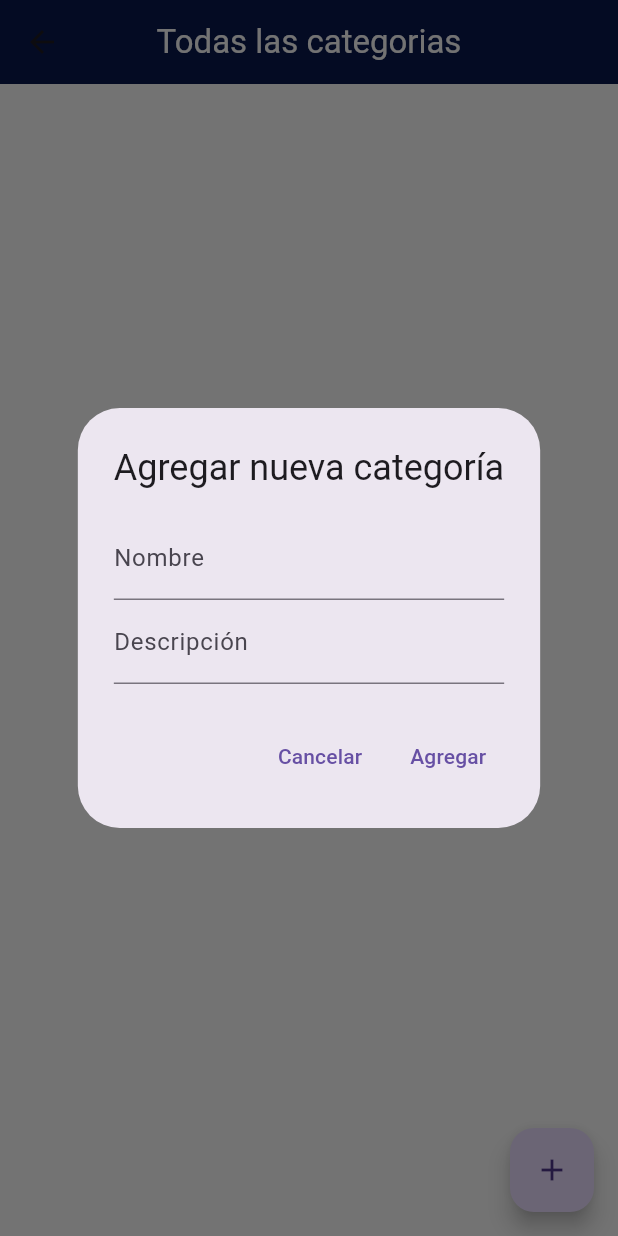
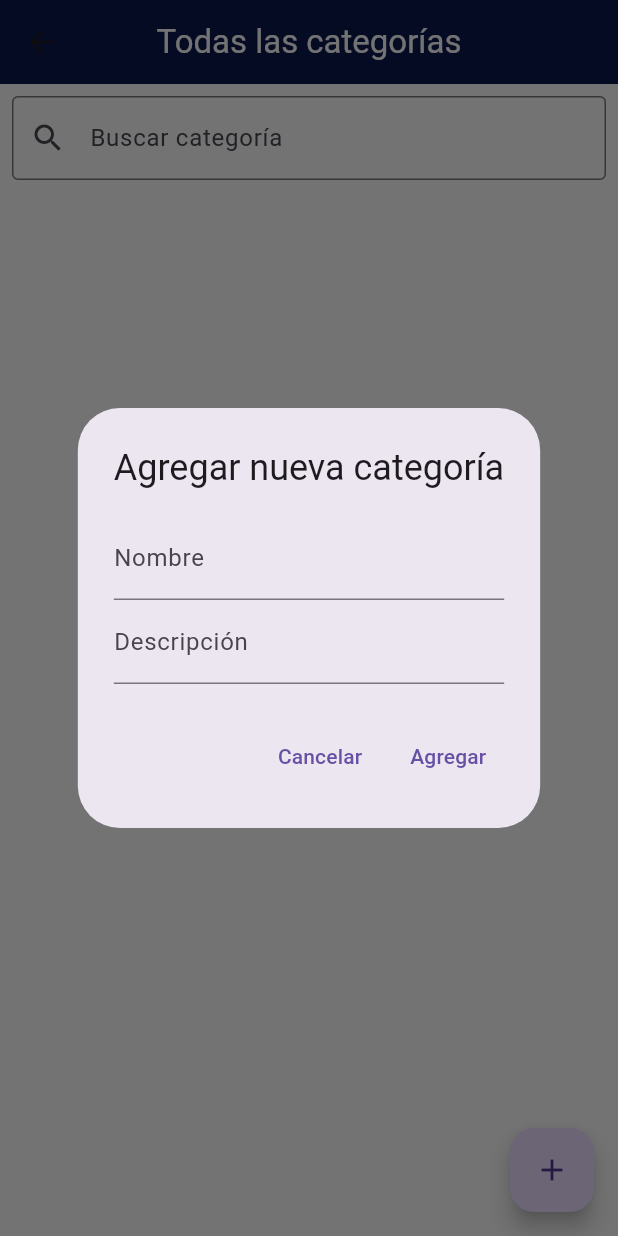
Before and after one commit to nicfabi/app, a Flutter app: the CategoriesList screen opened directly, after a tap on the "add" icon, on a phone screen of 412 x 824 dp. Run offline on Flutter 3.47's test engine with Material 3 defaults, Android fonts, the phone set to English and light mode, and no system bars; our stand-ins replace flutter_dotenv, get, progress_dialog_null_safe; missing offline and left inert: flutter_barcode_scanner; network calls fail.

Commit message:
filtros para productos, categorias y proveedores

```diff
--- a/lib/categories/categories_list.dart
+++ b/lib/categories/categories_list.dart
@@ -1,4 +1,5 @@
 // ignore_for_file: avoid_print
+import 'package:app/categories/categories_card.dart';
 import 'package:app/categories/categories_service.dart';
 import 'package:flutter/material.dart';
 import 'package:get/get.dart';
@@ -12,6 +13,9 @@ class CategoriesList extends StatefulWidget {
 
 class _CategoriesListState extends State<CategoriesList> {
   Future<List<Widget>>? _futureCategories;
+  List<Widget> _allCategories = [];
+  List<Widget> _filteredCategories = [];
+  String _searchQuery = '';
 
   @override
   void initState() {
@@ -26,6 +30,26 @@ class _CategoriesListState extends State<CategoriesList> {
           loadCategories_add();
         },
       );
+      _futureCategories!.then((categories) {
+        setState(() {
+          _allCategories = categories;
+          _filteredCategories = _allCategories;
+        });
+      });
+    });
+  }
+
+  void _filterCategories(String query) {
+    setState(() {
+      _searchQuery = query.toLowerCase();
+      _filteredCategories = _allCategories
+          .where((categoryWidget) {
+            if (categoryWidget is CategoriesCard) {
+              return categoryWidget.name.toLowerCase().contains(_searchQuery);
+            }
+            return false;
+          })
+          .toList();
     });
   }
 
@@ -33,22 +57,40 @@ class _CategoriesListState extends State<CategoriesList> {
   Widget build(BuildContext context) {
     return Scaffold(
       appBar: AppBar(
-        title: const Text('Todas las categorias',
+        title: const Text('Todas las categorías',
             style: TextStyle(color: Color(0xFFFAFAFA))),
         backgroundColor: const Color(0xFF09184D),
         centerTitle: true,
       ),
-      body: FutureBuilder<List<Widget>>(
+      body: Column(
+        children: [
+          Padding(
+            padding: const EdgeInsets.all(8.0),
+            child: TextField(
+              onChanged: (value) => _filterCategories(value),
+              decoration: const InputDecoration(
+                labelText: 'Buscar categoría',
+                prefixIcon: Icon(Icons.search),
+                border: OutlineInputBorder(),
+              ),
+            ),
+          ),
+          Expanded(
+            child: FutureBuilder<List<Widget>>(
               future: _futureCategories,
-        builder: (BuildContext context, AsyncSnapshot<List<Widget>> snapshot) {
-          if (snapshot.hasData && snapshot.data!.isNotEmpty) {
-            return ListView(children: snapshot.data!);
-          } else if (snapshot.connectionState == ConnectionState.waiting) {
+              builder:
+                  (BuildContext context, AsyncSnapshot<List<Widget>> snapshot) {
+                if (snapshot.connectionState == ConnectionState.waiting) {
                   return const Center(child: CircularProgressIndicator());
+                } else if (snapshot.hasData && snapshot.data!.isNotEmpty) {
+                  return ListView(children: _filteredCategories);
                 } else {
                   return const Center(child: Text("No hay datos disponibles."));
                 }
               },
+            ),
+          ),
+        ],
       ),
       floatingActionButton: FloatingActionButton(
         onPressed: () {
```
Also changed, not shown: lib/productos/all_products.dart (+59 -27 lines), lib/suppliers/suppliersCard.dart (+19 -2 lines), lib/suppliers/suppliers_all.dart (+50 -12 lines). Lines whose indentation alone changed are shown as unchanged.
